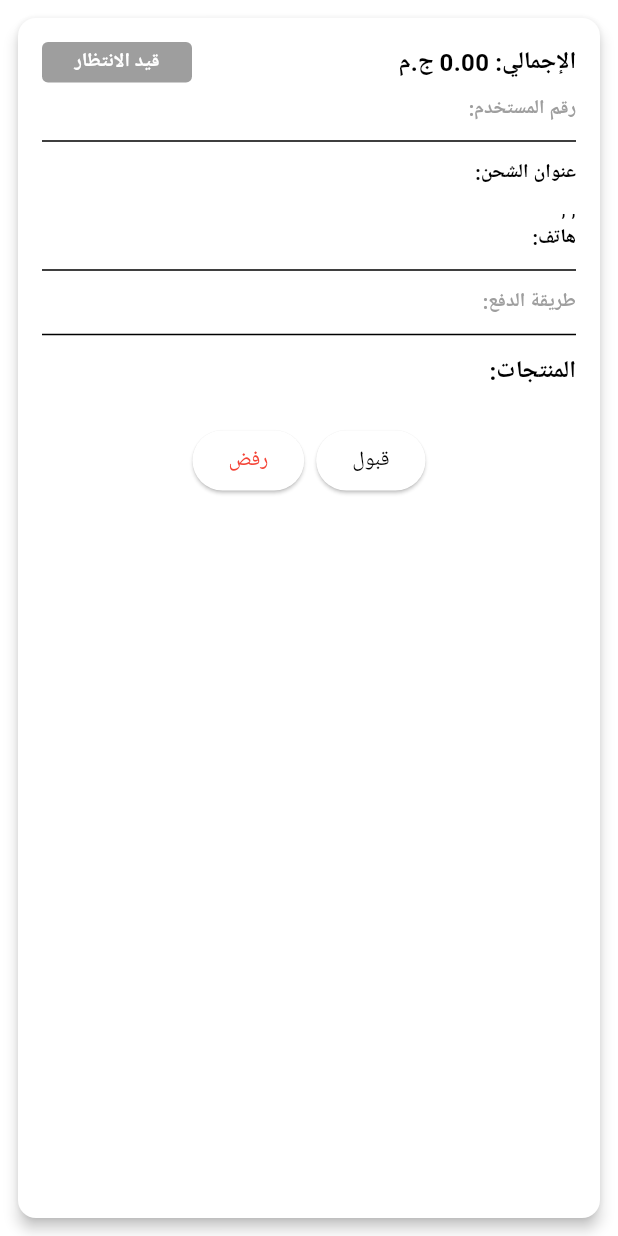
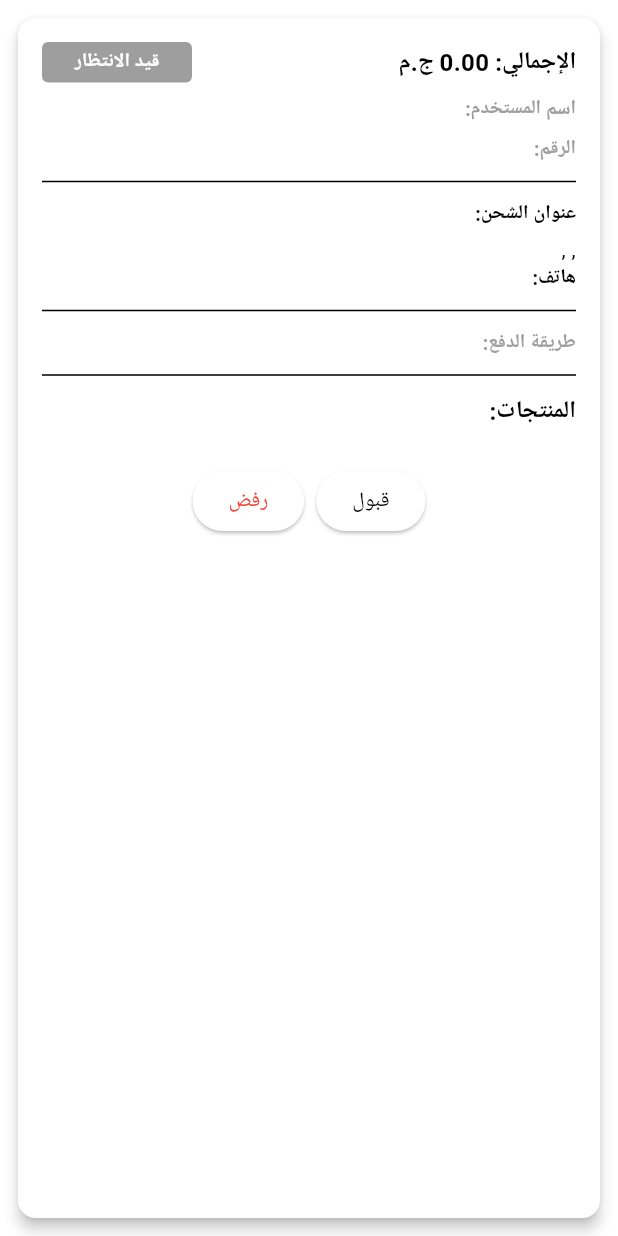
Before and after one commit to HeshamFawzy22/Fruit_Hub_Dashboard, a Flutter app: the OrderItem widget shown alone on an empty page, opened directly with empty values, on a phone screen of 412 x 824 dp. Run offline on Flutter 3.47's test engine with Material 3 defaults, Android fonts, the phone set to English and light mode, and no system bars; our stand-ins replace bloc, cloud_firestore, dartz, firebase_core, flutter_bloc, get_it and 4 more; accounts and stored records are empty; network calls fail; Roboto replaces fonts that are missing (Cairo).

Commit message:
feat: Add userName field to OrderEntity and update related models and views

```diff
--- a/lib/core/helper_functions/get_dummy_order.dart
+++ b/lib/core/helper_functions/get_dummy_order.dart
@@ -37,11 +37,13 @@ OrderEntity getDummyOrders() {
       products.fold(0.0, (sum, item) => sum + (item.price * item.quantity));
   String uId = 'ORDER123456';
   String orderId = 'ORDER123';
+  String userName = 'هشام فوزى';
   // Create and return the OrderEntity
 
   return OrderEntity(
     uId: uId,
     orderId: orderId,
+    userName: userName,
     status: status,
     totalPrice: totalPrice,
     shippingAddress: shippingAddresses,
--- a/lib/features/orders/data/models/order_model.dart
+++ b/lib/features/orders/data/models/order_model.dart
@@ -6,6 +6,7 @@ import 'package:fruits_hub_dashboard/features/orders/domain/entities/order_entit
 class OrderModel {
   final String uId;
   final String orderId;
+  final String name;
   final double totalPrice;
   final ShippingAddressModel shippingAddress;
   final String paymentMethod;
@@ -15,6 +16,7 @@ class OrderModel {
   OrderModel({
     required this.uId,
     required this.orderId,
+    required this.name,
     required this.status,
     required this.totalPrice,
     required this.shippingAddress,
@@ -26,6 +28,7 @@ class OrderModel {
     return {
       'uId': uId,
       'orderId': orderId,
+      'name': name,
       'status': status,
       'totalPrice': totalPrice,
       'shippingAddress': shippingAddress.toJson(),
@@ -38,6 +41,7 @@ class OrderModel {
     return OrderModel(
       uId: json['uId'],
       orderId: json['orderId'],
+      name: ShippingAddressModel.fromJson(json['shippingAddress']).name.toString(),
       status: json['status'],
       totalPrice: json['totalPrice'],
       shippingAddress: ShippingAddressModel.fromJson(json['shippingAddress']),
@@ -52,6 +56,7 @@ class OrderModel {
     return OrderEntity(
       uId: uId,
       orderId: orderId,
+      userName: name,
       status: fetchOrderStatus(),
       totalPrice: totalPrice,
       shippingAddress: shippingAddress,
--- a/lib/features/orders/domain/entities/order_entity.dart
+++ b/lib/features/orders/domain/entities/order_entity.dart
@@ -5,6 +5,7 @@ import 'package:fruits_hub_dashboard/features/orders/data/models/shipping_addres
 class OrderEntity {
   final String uId;
   final String orderId;
+  final String userName;
   final double totalPrice;
   final ShippingAddressModel shippingAddress;
   final String paymentMethod;
@@ -14,6 +15,7 @@ class OrderEntity {
   OrderEntity({
     required this.uId,
     required this.orderId,
+    required this.userName,
     required this.status,
     required this.totalPrice,
     required this.shippingAddress,
--- a/lib/features/orders/domain/repos/orders_repo_imp.dart
+++ b/lib/features/orders/domain/repos/orders_repo_imp.dart
@@ -31,10 +31,7 @@ class OrdersRepoImp implements OrdersRepo {
   Stream<Either<Failure, List<OrderEntity>>> fetchOrders() async* {
     try {
       await for (var data
-          in _databaseService.streamData(path: BackendEndpoint.orders, query: {
-            'orderBy': 'createdAt',
-            'desc': true,
-          })) {
+          in _databaseService.streamData(path: BackendEndpoint.orders)) {
         List<OrderEntity> orders = (data as List<dynamic>)
             .map<OrderEntity>((e) => OrderModel.fromJson(e).toEntity())
             .toList();
--- a/lib/features/orders/presentation/views/widgets/order_item.dart
+++ b/lib/features/orders/presentation/views/widgets/order_item.dart
@@ -24,15 +24,13 @@ class OrderItem extends StatelessWidget {
             /// السعر الإجمالي
             Row(
               children: [
-                Text(
-                    'الإجمالي: ${order.totalPrice.toStringAsFixed(2)} ج.م',
+                Text('الإجمالي: ${order.totalPrice.toStringAsFixed(2)} ج.م',
                     style: TextStyles.bold16),
                 const Spacer(),
                 Container(
                   width: 100,
                   decoration: BoxDecoration(
-                      color:
-                          getOrderStatusColor(order.status),
+                      color: getOrderStatusColor(order.status),
                       borderRadius: BorderRadius.circular(4)),
                   padding:
                       const EdgeInsets.symmetric(horizontal: 8, vertical: 4),
@@ -46,7 +44,14 @@ class OrderItem extends StatelessWidget {
             ),
             const SizedBox(height: 8),
             Text(
-              'رقم المستخدم: ${order.uId}',
+              'اسم المستخدم: ${order.userName}',
+              style: TextStyles.bold13.copyWith(
+                color: Colors.grey[500],
+              ),
+            ),
+            const SizedBox(height: 8),
+            Text(
+              'الرقم: ${order.uId}',
               style: TextStyles.bold13.copyWith(
                 color: Colors.grey[500],
               ),
@@ -135,7 +140,9 @@ class OrderItem extends StatelessWidget {
               },
             ),
             const SizedBox(height: 16),
-            BuildActionButtons(orderEntity: order,),
+            BuildActionButtons(
+              orderEntity: order,
+            ),
           ],
         ),
       ),
```
